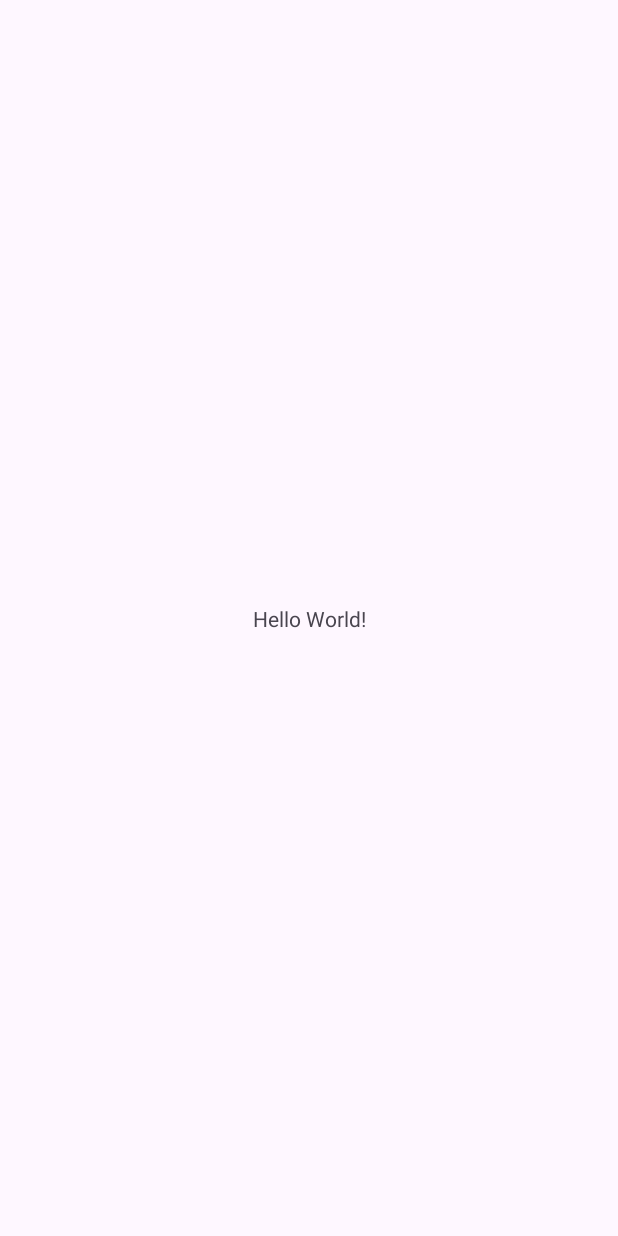
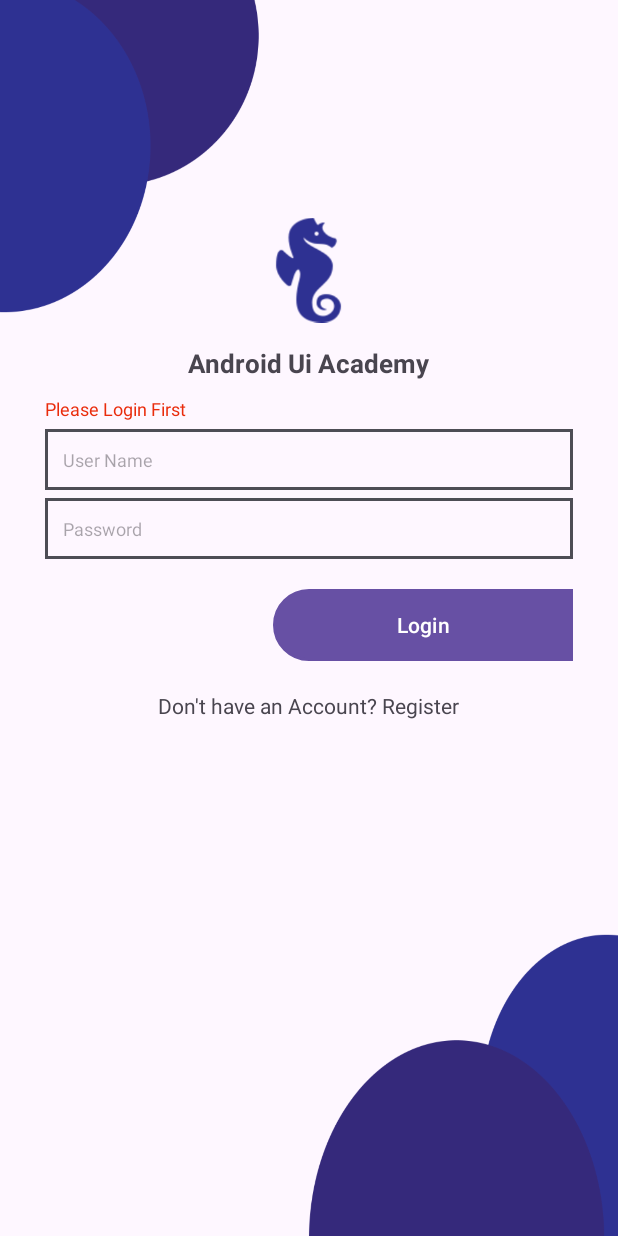
Before and after one commit to PhucP/BTL-Android, an Android app: the screen it shows after launch (MainActivity), on a phone screen of 412 x 824 dp. Before the commit the screen is almost empty. Run offline under Robolectric (Android 15) with nearby library versions, the phone set to English and light mode, and no system bars.

Commit message:
create login form

```diff
--- /dev/null
+++ b/app/src/main/res/drawable/btndesign.xml
@@ -0,0 +1,6 @@
+<?xml version="1.0" encoding="utf-8"?>
+<shape xmlns:android="http://schemas.android.com/apk/res/android">
+    <padding android:top="15dp" android:right="15dp" android:left="15dp" android:bottom="15dp"/>
+    <corners android:topLeftRadius="25dp" android:bottomLeftRadius="25dp"/>
+    <stroke android:width="2dp" android:color="#4D4D55"/>
+</shape>
--- /dev/null
+++ b/app/src/main/res/drawable/edtdesign.xml
@@ -0,0 +1,5 @@
+<?xml version="1.0" encoding="utf-8"?>
+<shape xmlns:android="http://schemas.android.com/apk/res/android">
+    <stroke android:color="#4D4D55" android:width="2dp"/>
+    <padding android:bottom="12dp" android:left="12dp" android:right="12dp" android:top="12dp"/>
+</shape>
--- a/app/src/main/res/layout/activity_main.xml
+++ b/app/src/main/res/layout/activity_main.xml
@@ -1,18 +1,78 @@
 <?xml version="1.0" encoding="utf-8"?>
-<androidx.constraintlayout.widget.ConstraintLayout xmlns:android="http://schemas.android.com/apk/res/android"
+<RelativeLayout xmlns:android="http://schemas.android.com/apk/res/android"
     xmlns:app="http://schemas.android.com/apk/res-auto"
     xmlns:tools="http://schemas.android.com/tools"
     android:layout_width="match_parent"
     android:layout_height="match_parent"
+    android:background="@drawable/back"
     tools:context=".MainActivity">
+    <LinearLayout
+        android:layout_width="match_parent"
+        android:layout_height="wrap_content"
+        android:orientation="vertical"
+        android:layout_centerHorizontal="true"
+        android:layout_marginStart="30dp"
+        android:layout_marginLeft="30dp"
+        android:layout_marginEnd="30dp"
+        android:layout_marginTop="130dp"
+        >
+        <ImageView
+            android:layout_width="70dp"
+            android:layout_height="100dp"
+            android:src="@drawable/horse"
+            android:layout_gravity="center"
+            />
+        <TextView
+            android:layout_width="wrap_content"
+            android:layout_height="wrap_content"
+            android:layout_gravity="center"
+            android:text="Android Ui Academy"
+            android:textSize="17sp"
+            android:textStyle="bold"
+            />
+        <TextView
+            android:layout_width="wrap_content"
+            android:layout_height="wrap_content"
+            android:layout_gravity="left"
+            android:text="Please Login First"
+            android:textSize="12sp"
+            android:textColor="#E92C0C"
+            android:layout_marginTop="10dp"
+            />
+        <EditText
+            android:layout_width="match_parent"
+            android:layout_height="wrap_content"
+            android:hint="User Name"
+            android:textSize="12sp"
+            android:layout_marginTop="5dp"
+            android:background="@drawable/edtdesign"
+            />
+        <EditText
+            android:layout_width="match_parent"
+            android:layout_height="wrap_content"
+            android:hint="Password"
+            android:textSize="12sp"
+            android:layout_marginTop="5dp"
+            android:background="@drawable/edtdesign"
+            android:inputType="textPassword"
+            />
+        <Button
+            android:layout_width="200dp"
+            android:layout_height="wrap_content"
+            android:text="Login"
+            android:textAllCaps="false"
+            android:layout_gravity="right"
+            android:background="@drawable/btndesign"
+            android:layout_marginTop="20dp"
+            />
+        <TextView
+            android:layout_width="wrap_content"
+            android:layout_height="wrap_content"
+            android:layout_gravity="center"
+            android:text="Don't have an Account? Register"
+            android:layout_marginTop="20dp"
+            />
 
-    <TextView
-        android:layout_width="wrap_content"
-        android:layout_height="wrap_content"
-        android:text="Hello World!"
-        app:layout_constraintBottom_toBottomOf="parent"
-        app:layout_constraintEnd_toEndOf="parent"
-        app:layout_constraintStart_toStartOf="parent"
-        app:layout_constraintTop_toTopOf="parent" />
+    </LinearLayout>
 
-</androidx.constraintlayout.widget.ConstraintLayout>
+</RelativeLayout>
```
Also changed, not shown: app/src/main/java/com/example/btl/Entity/Task.java (added, +16 -0 lines), app/src/main/java/com/example/btl/Entity/User.java (added, +27 -0 lines), app/src/main/res/drawable/ic_launcher_foreground.xml (added, +30 -0 lines), app/src/main/res/drawable/back.png (added), app/src/main/res/drawable/horse.png (added).
